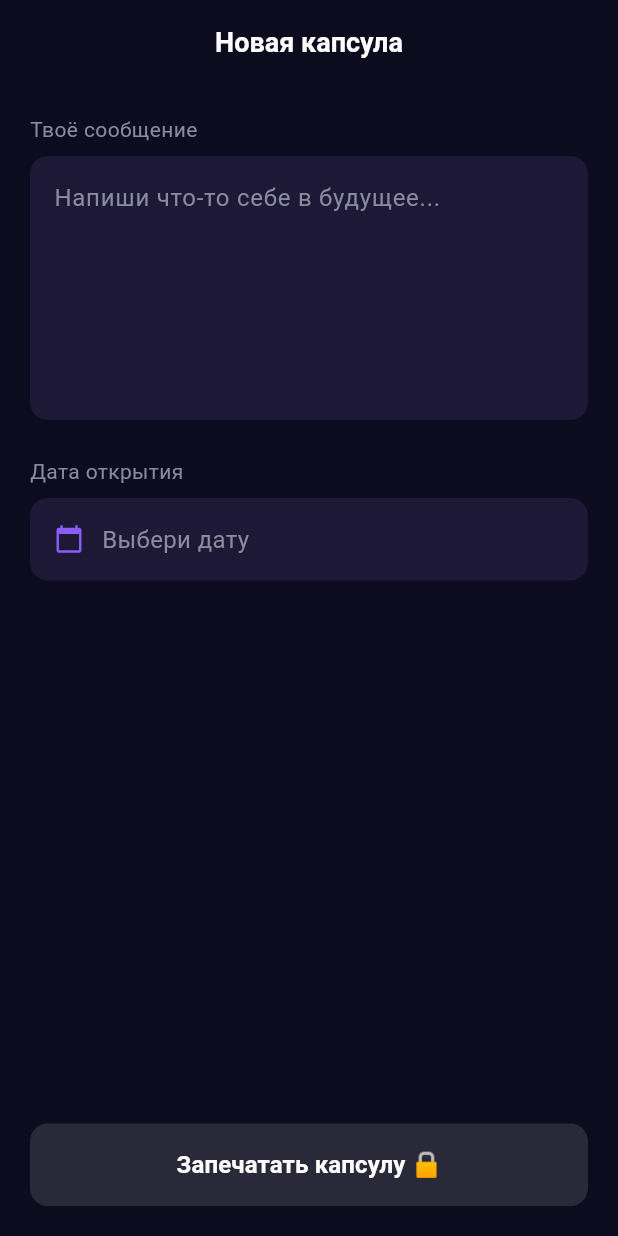
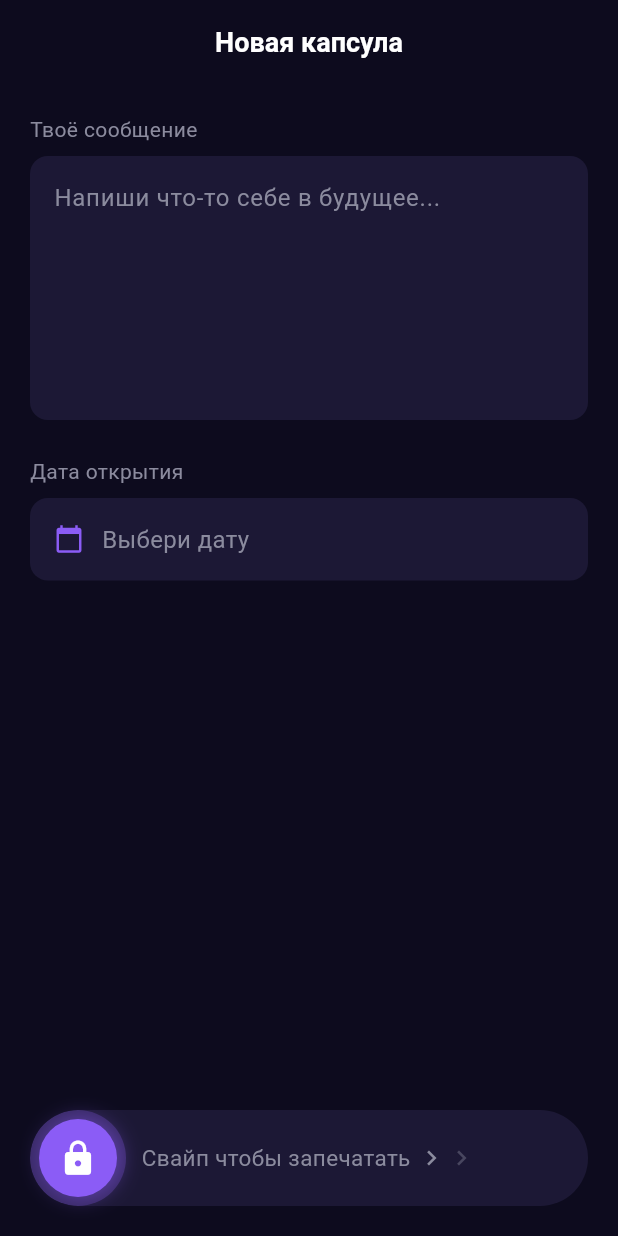
Before and after one commit to gachkovsky/capsule, a Flutter app: the CreateCapsuleScreen screen opened by its route, on a phone screen of 412 x 824 dp. Run offline on Flutter 3.47's test engine with Material 3 defaults, Android fonts, the phone set to English and light mode, and no system bars; our stand-ins replace audioplayers, flutter_riverpod, go_router, supabase_flutter; accounts and stored records are empty; network calls fail.

Commit message:
feat: add Supabase auth, capsules CRUD, and swipe-to-seal
- Supabase auth: sign up / sign in with email+password
- Auth redirect in router via _AuthNotifier stream
- Capsule model, repository, and Riverpod providers
- CapsulesScreen loads real data with pull-to-refresh
- CreateCapsuleScreen saves to Supabase
- SwipeToSeal widget with haptic feedback and sound
- Add audioplayers dependency
- Ignore supabase_config.dart and CLAUDE.md in git

```diff
--- /dev/null
+++ b/lib/features/auth/presentation/providers/auth_provider.dart
@@ -0,0 +1,6 @@
+import 'package:flutter_riverpod/flutter_riverpod.dart';
+import 'package:supabase_flutter/supabase_flutter.dart';
+
+final authStateProvider = StreamProvider<AuthState>((ref) {
+  return Supabase.instance.client.auth.onAuthStateChange;
+});
--- /dev/null
+++ b/lib/features/capsules/domain/capsule.dart
@@ -0,0 +1,25 @@
+class Capsule {
+  final String id;
+  final String userId;
+  final String message;
+  final DateTime openAt;
+  final DateTime createdAt;
+
+  bool get isOpened => DateTime.now().isAfter(openAt);
+
+  const Capsule({
+    required this.id,
+    required this.userId,
+    required this.message,
+    required this.openAt,
+    required this.createdAt,
+  });
+
+  factory Capsule.fromJson(Map<String, dynamic> json) => Capsule(
+        id: json['id'] as String,
+        userId: json['user_id'] as String,
+        message: json['message'] as String,
+        openAt: DateTime.parse(json['open_at'] as String).toLocal(),
+        createdAt: DateTime.parse(json['created_at'] as String).toLocal(),
+      );
+}
--- a/lib/features/capsules/presentation/create_capsule_screen.dart
+++ b/lib/features/capsules/presentation/create_capsule_screen.dart
@@ -1,6 +1,9 @@
 import 'package:flutter/material.dart';
 import 'package:flutter_riverpod/flutter_riverpod.dart';
+import 'package:go_router/go_router.dart';
 import '../../../core/theme/app_theme.dart';
+import '../../../shared/widgets/swipe_to_seal.dart';
+import 'providers/capsules_provider.dart';
 
 class CreateCapsuleScreen extends ConsumerStatefulWidget {
   const CreateCapsuleScreen({super.key});
@@ -13,6 +16,8 @@ class CreateCapsuleScreen extends ConsumerStatefulWidget {
 class _CreateCapsuleScreenState extends ConsumerState<CreateCapsuleScreen> {
   final _messageController = TextEditingController();
   DateTime? _selectedDate;
+  bool _isLoading = false;
+  String? _error;
 
   @override
   void dispose() {
@@ -32,8 +37,32 @@ class _CreateCapsuleScreenState extends ConsumerState<CreateCapsuleScreen> {
     }
   }
 
+  Future<void> _save() async {
+    setState(() {
+      _isLoading = true;
+      _error = null;
+    });
+
+    try {
+      await ref.read(capsulesRepositoryProvider).createCapsule(
+            message: _messageController.text.trim(),
+            openAt: _selectedDate!,
+          );
+      ref.invalidate(capsulesProvider);
+      if (mounted) context.go('/');
+    } catch (e) {
+      setState(() => _error = 'Не удалось сохранить. Попробуй ещё раз.');
+    } finally {
+      if (mounted) setState(() => _isLoading = false);
+    }
+  }
+
   @override
   Widget build(BuildContext context) {
+    final canSave = _selectedDate != null &&
+        _messageController.text.isNotEmpty &&
+        !_isLoading;
+
     return Scaffold(
       appBar: AppBar(
         title: const Text('Новая капсула'),
@@ -55,10 +84,10 @@ class _CreateCapsuleScreenState extends ConsumerState<CreateCapsuleScreen> {
               controller: _messageController,
               maxLines: 6,
               style: const TextStyle(color: AppTheme.textPrimary),
+              onChanged: (_) => setState(() {}),
               decoration: InputDecoration(
                 hintText: 'Напиши что-то себе в будущее...',
-                hintStyle:
-                    const TextStyle(color: AppTheme.textSecondary),
+                hintStyle: const TextStyle(color: AppTheme.textSecondary),
                 filled: true,
                 fillColor: AppTheme.card,
                 border: OutlineInputBorder(
@@ -108,34 +137,21 @@ class _CreateCapsuleScreenState extends ConsumerState<CreateCapsuleScreen> {
                 ),
               ),
             ),
+            if (_error != null) ...[
+              const SizedBox(height: 16),
+              Text(
+                _error!,
+                style: const TextStyle(color: Colors.redAccent, fontSize: 13),
+              ),
+            ],
             const Spacer(),
-            SizedBox(
-              width: double.infinity,
-              child: ElevatedButton(
-                onPressed: _selectedDate == null ||
-                        _messageController.text.isEmpty
-                    ? null
-                    : () {
-                        // TODO: сохранить в Supabase
-                        Navigator.pop(context);
-                      },
-                style: ElevatedButton.styleFrom(
-                  backgroundColor: AppTheme.primary,
-                  padding: const EdgeInsets.symmetric(vertical: 16),
-                  shape: RoundedRectangleBorder(
-                    borderRadius: BorderRadius.circular(12),
-                  ),
-                ),
-                child: const Text(
-                  'Запечатать капсулу 🔒',
-                  style: TextStyle(
-                    color: Colors.white,
-                    fontSize: 16,
-                    fontWeight: FontWeight.w600,
-                  ),
-                ),
+            if (_isLoading)
+              const Center(child: CircularProgressIndicator())
+            else
+              SwipeToSeal(
+                enabled: canSave,
+                onSwiped: _save,
               ),
-            ),
           ],
         ),
       ),
--- /dev/null
+++ b/lib/shared/widgets/swipe_to_seal.dart
@@ -0,0 +1,197 @@
+import 'package:audioplayers/audioplayers.dart';
+import 'package:flutter/material.dart';
+import 'package:flutter/services.dart';
+import '../../core/theme/app_theme.dart';
+
+class SwipeToSeal extends StatefulWidget {
+  final VoidCallback onSwiped;
+  final bool enabled;
+
+  const SwipeToSeal({
+    super.key,
+    required this.onSwiped,
+    this.enabled = true,
+  });
+
+  @override
+  State<SwipeToSeal> createState() => _SwipeToSealState();
+}
+
+class _SwipeToSealState extends State<SwipeToSeal>
+    with SingleTickerProviderStateMixin {
+  static const double _height = 64;
+  static const double _thumbSize = 52;
+  static const double _padding = 6;
+
+  double _position = 0;
+  bool _completed = false;
+
+  late final AnimationController _snapController;
+  final _audioPlayer = AudioPlayer();
+
+  @override
+  void initState() {
+    super.initState();
+    _snapController = AnimationController(
+      vsync: this,
+      duration: const Duration(milliseconds: 350),
+    );
+  }
+
+  @override
+  void dispose() {
+    _snapController.dispose();
+    _audioPlayer.dispose();
+    super.dispose();
+  }
+
+  double _maxPosition(double trackWidth) =>
+      trackWidth - _thumbSize - _padding * 2;
+
+  void _onDragUpdate(DragUpdateDetails details, double maxPos) {
+    if (_completed || !widget.enabled) return;
+    setState(() {
+      _position = (_position + details.delta.dx).clamp(0, maxPos);
+    });
+  }
+
+  void _onDragEnd(DragEndDetails details, double maxPos) {
+    if (_completed || !widget.enabled) return;
+    if (_position >= maxPos * 0.85) {
+      setState(() {
+        _position = maxPos;
+        _completed = true;
+      });
+      HapticFeedback.heavyImpact();
+      _playSound();
+      widget.onSwiped();
+    } else {
+      _snapBack();
+    }
+  }
+
+  void _snapBack() {
+    final startPos = _position;
+    _snapController.reset();
+
+    void listener() {
+      if (mounted) {
+        setState(() {
+          _position = startPos * (1 - _snapController.value);
+        });
+      }
+    }
+
+    _snapController.addListener(listener);
+    _snapController
+        .animateTo(1, curve: Curves.easeOut)
+        .then((_) => _snapController.removeListener(listener));
+  }
+
+  Future<void> _playSound() async {
+    await _audioPlayer.play(AssetSource('sounds/seal.mp3'));
+  }
+
+  @override
+  Widget build(BuildContext context) {
+    return LayoutBuilder(
+      builder: (context, constraints) {
+        final trackWidth = constraints.maxWidth;
+        final maxPos = _maxPosition(trackWidth);
+        final progress = maxPos > 0 ? (_position / maxPos).clamp(0.0, 1.0) : 0.0;
+
+        return GestureDetector(
+          onHorizontalDragUpdate: (d) => _onDragUpdate(d, maxPos),
+          onHorizontalDragEnd: (d) => _onDragEnd(d, maxPos),
+          child: Container(
+            height: _height,
+            decoration: BoxDecoration(
+              color: AppTheme.card,
+              borderRadius: BorderRadius.circular(_height / 2),
+            ),
+            child: Stack(
+              children: [
+                // Заливка прогресса
+                Positioned.fill(
+                  child: ClipRRect(
+                    borderRadius: BorderRadius.circular(_height / 2),
+                    child: Align(
+                      alignment: Alignment.centerLeft,
+                      child: AnimatedContainer(
+                        duration: Duration.zero,
+                        width: (_position + _thumbSize + _padding * 2)
+                            .clamp(0, trackWidth),
+                        decoration: BoxDecoration(
+                          color: (_completed ? Colors.green : AppTheme.primary)
+                              .withValues(alpha: 0.25 + progress * 0.15),
+                          borderRadius: BorderRadius.circular(_height / 2),
+                        ),
+                      ),
+                    ),
+                  ),
+                ),
+
+                // Текст подсказки
+                Center(
+                  child: Opacity(
+                    opacity: (1 - progress * 2).clamp(0.0, 1.0),
+                    child: Row(
+                      mainAxisSize: MainAxisSize.min,
+                      children: [
+                        Text(
+                          'Свайп чтобы запечатать',
+                          style: TextStyle(
+                            color: AppTheme.textSecondary,
+                            fontSize: 15,
+                          ),
+                        ),
+                        const SizedBox(width: 4),
+                        Icon(
+                          Icons.chevron_right,
+                          color: AppTheme.textSecondary,
+                          size: 20,
+                        ),
+                        Icon(
+                          Icons.chevron_right,
+                          color: AppTheme.textSecondary.withValues(alpha: 0.4),
+                          size: 20,
+                        ),
+                      ],
+                    ),
+                  ),
+                ),
+
+                // Ползунок
+                Positioned(
+                  left: _padding + _position,
+                  top: _padding,
+                  child: AnimatedContainer(
+                    duration: const Duration(milliseconds: 200),
+                    width: _thumbSize,
+                    height: _thumbSize,
+                    decoration: BoxDecoration(
+                      color: _completed ? Colors.green : AppTheme.primary,
+                      shape: BoxShape.circle,
+                      boxShadow: [
+                        BoxShadow(
+                          color: AppTheme.primary.withValues(alpha: 0.5),
+                          blurRadius: 12,
+                          offset: const Offset(2, 0),
+                        ),
+                      ],
+                    ),
+                    child: Icon(
+                      _completed ? Icons.check : Icons.lock,
+                      color: Colors.white,
+                      size: 26,
+                    ),
+                  ),
+                ),
+              ],
+            ),
+          ),
+        );
+      },
+    );
+  }
+}
```
Also changed, not shown: lib/core/router/app_router.dart (+39 -1 lines), lib/features/auth/presentation/auth_screen.dart (added, +193 -0 lines), lib/features/capsules/data/capsules_repository.dart (added, +28 -0 lines), lib/features/capsules/presentation/capsules_screen.dart (+55 -28 lines), lib/features/capsules/presentation/providers/capsules_provider.dart (added, +12 -0 lines), lib/main.dart (+12 -1 lines), pubspec.yaml (+5 -4 lines), pubspec.lock, 6 other files.
